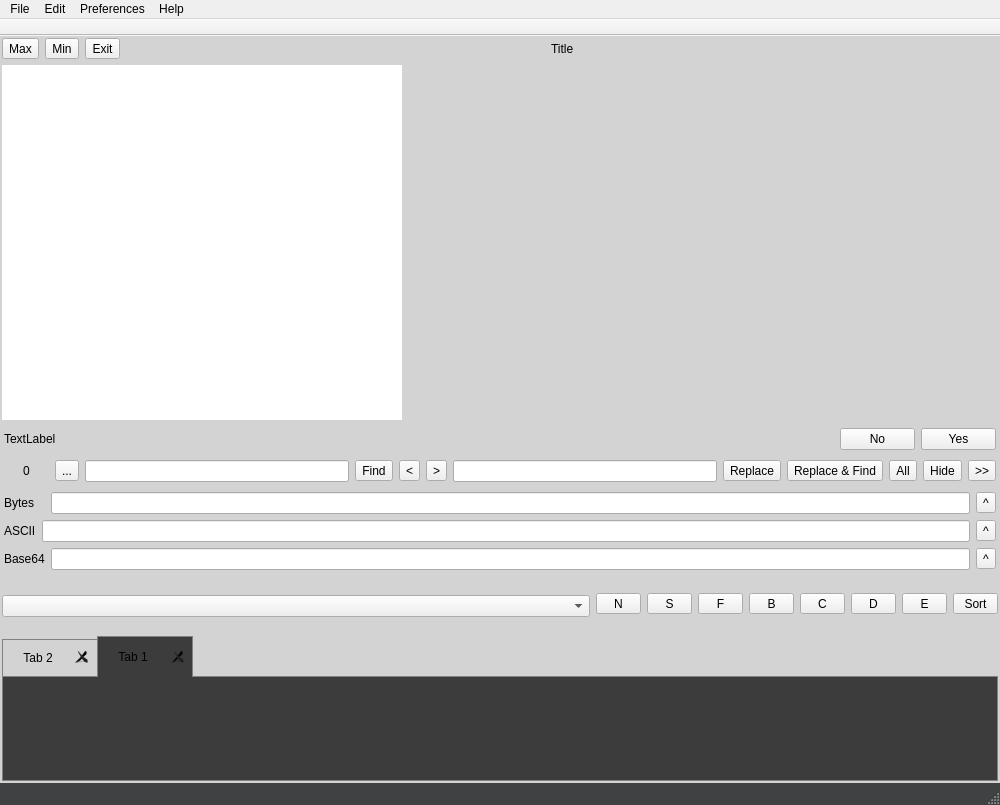
First picture: the form in mainwindow.ui, repository ic005k/Xplist, before the edit.
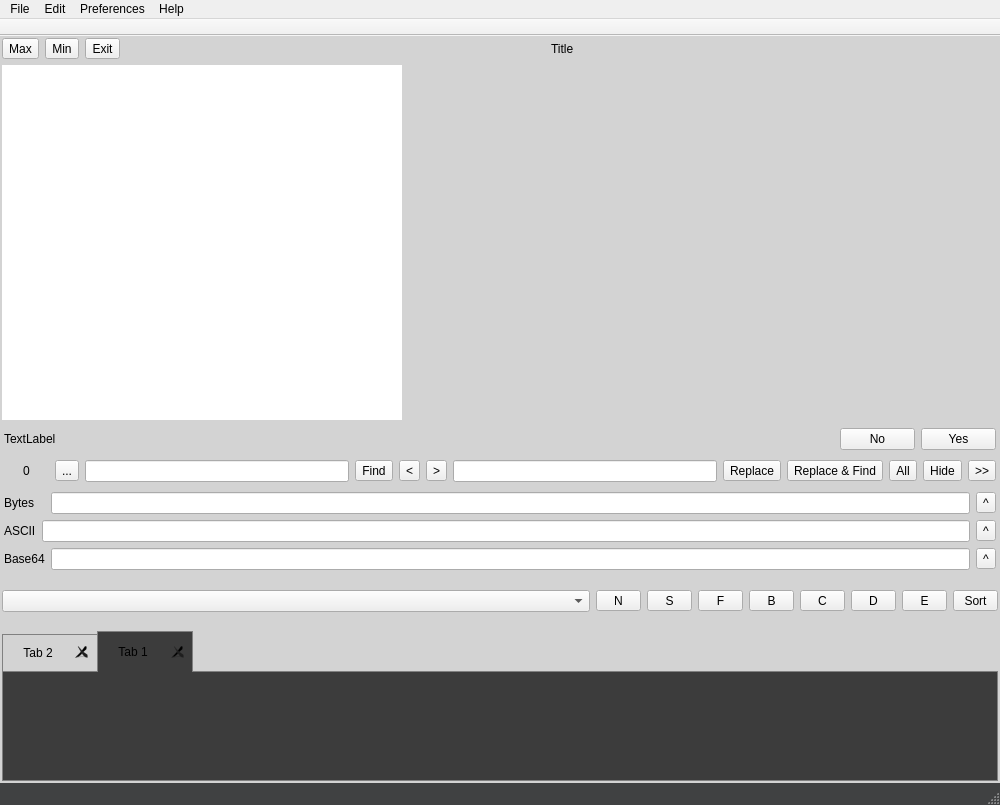
Second picture: the form after the edit. Icons and pictures are not drawn.

What changed in the file:
```diff
--- a/mainwindow.ui
+++ b/mainwindow.ui
@@ -501,7 +501,7 @@
           <item row="0" column="1">
            <layout class="QGridLayout" name="gridLayout_2">
             <property name="topMargin">
-             <number>5</number>
+             <number>0</number>
             </property>
             <item row="1" column="0">
              <widget class="QComboBox" name="cboxFileType">
```
